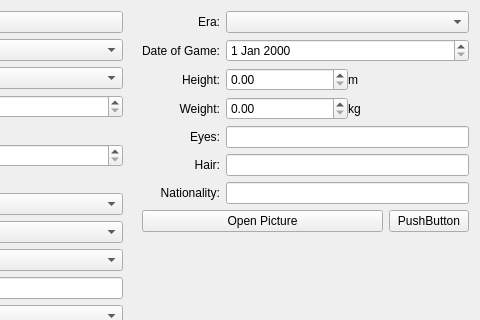
This is ui/ui_InfoWidget.ui in Kamduis/SoulCreator as Qt 5 draws it before an edit; both pictures show x 216 to 696 and y 0 to 320 of the 696 by 690 pixel window. The edited form follows.
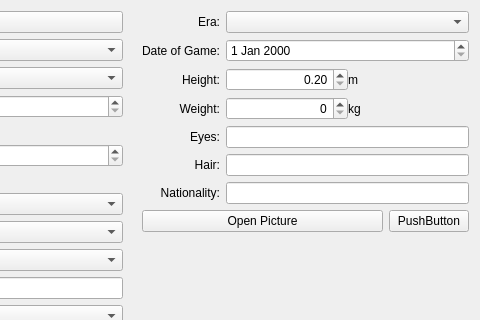
This is the edited form. Custom widgets are drawn as their Qt base class.

```diff
--- a/ui/ui_InfoWidget.ui
+++ b/ui/ui_InfoWidget.ui
@@ -286,7 +286,20 @@
             <number>0</number>
            </property>
            <item>
-            <widget class="QDoubleSpinBox" name="doubleSpinBox_height"/>
+            <widget class="QDoubleSpinBox" name="doubleSpinBox_height">
+             <property name="alignment">
+              <set>Qt::AlignRight|Qt::AlignTrailing|Qt::AlignVCenter</set>
+             </property>
+             <property name="minimum">
+              <double>0.200000000000000</double>
+             </property>
+             <property name="maximum">
+              <double>5.000000000000000</double>
+             </property>
+             <property name="singleStep">
+              <double>0.010000000000000</double>
+             </property>
+            </widget>
            </item>
            <item>
             <widget class="QLabel" name="label_13">
@@ -313,7 +326,14 @@
             <number>0</number>
            </property>
            <item>
-            <widget class="QDoubleSpinBox" name="doubleSpinBox_weight"/>
+            <widget class="QSpinBox" name="spinBox_weight">
+             <property name="alignment">
+              <set>Qt::AlignRight|Qt::AlignTrailing|Qt::AlignVCenter</set>
+             </property>
+             <property name="maximum">
+              <number>399</number>
+             </property>
+            </widget>
            </item>
            <item>
             <widget class="QLabel" name="label_12">
```
Left out of the diff: 5 changed lines with no effect on the pictures.
